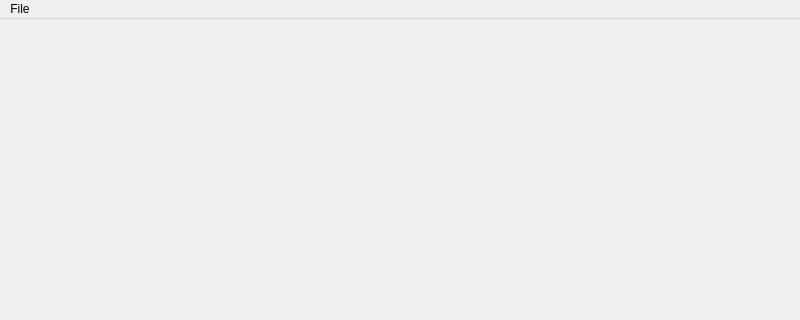
Old version of the form dyngraph/designer/mainwindow.ui in the repository jaj42/GraPhysio; both pictures show x 0 to 800 and y 0 to 320 of the 800 by 630 pixel window.
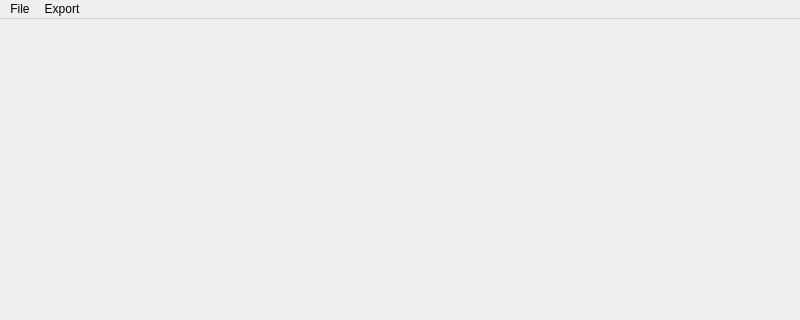
New version of the form.

Commit message: Add csv export functionality. Work towards date/time on X axis support.

What changed in the file:
```diff
--- a/dyngraph/designer/mainwindow.ui
+++ b/dyngraph/designer/mainwindow.ui
@@ -45,7 +45,13 @@
      <string>File</string>
     </property>
    </widget>
+   <widget class="QMenu" name="menuExport">
+    <property name="title">
+     <string>Export</string>
+    </property>
+   </widget>
    <addaction name="menuFile"/>
+   <addaction name="menuExport"/>
   </widget>
   <action name="actNewplot">
    <property name="text">
```
The commit also changes 3 other files.
